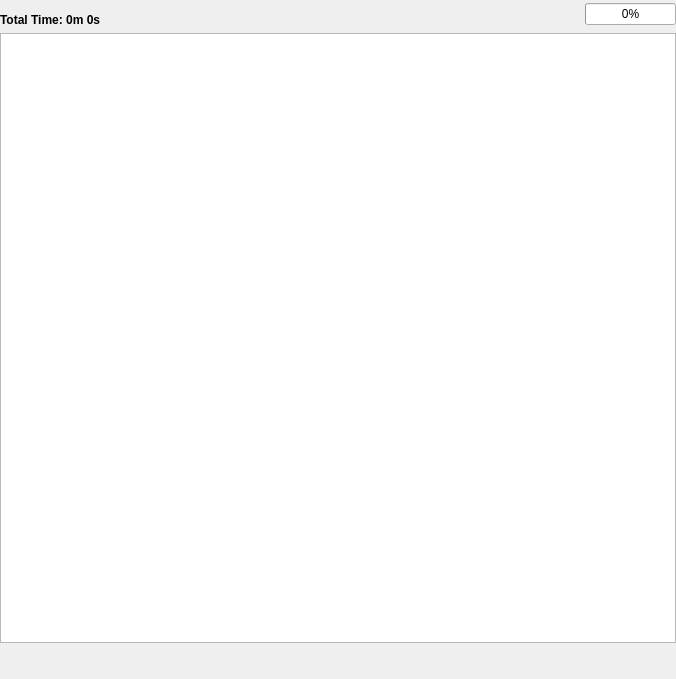
shahid334/sayonara-player, file trunk/GUI/playlist/GUI_Playlist.ui: the form before one commit.
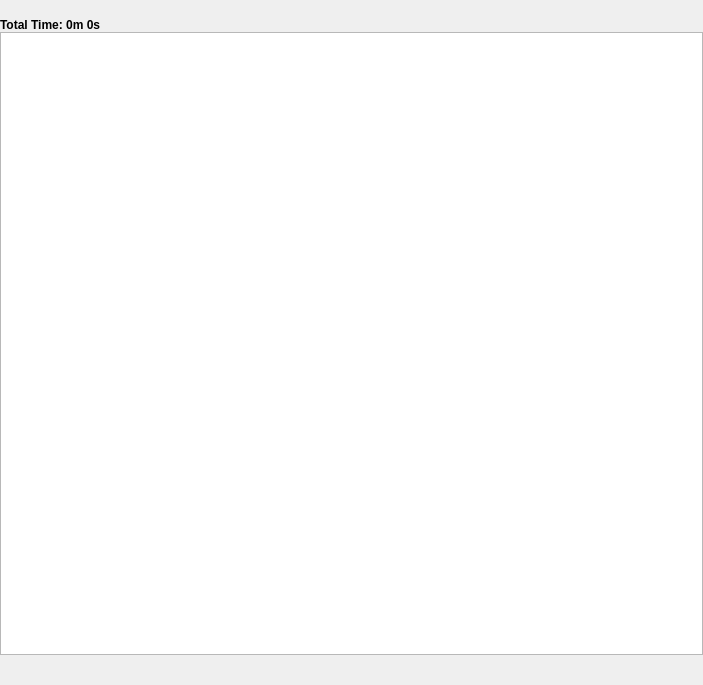
The form after the commit. Icons and pictures are not drawn.

The edit to the form file:
```diff
--- a/trunk/GUI/playlist/GUI_Playlist.ui
+++ b/trunk/GUI/playlist/GUI_Playlist.ui
@@ -9,8 +9,8 @@
    <rect>
     <x>0</x>
     <y>0</y>
-    <width>676</width>
-    <height>679</height>
+    <width>703</width>
+    <height>685</height>
    </rect>
   </property>
   <property name="sizePolicy">
@@ -53,6 +53,9 @@
    <property name="horizontalSpacing">
     <number>3</number>
    </property>
+   <property name="verticalSpacing">
+    <number>0</number>
+   </property>
    <item row="0" column="0" colspan="7">
     <widget class="QLabel" name="lab_totalTime">
      <property name="minimumSize">
@@ -144,19 +147,6 @@
      </property>
     </widget>
    </item>
-   <item row="0" column="8" colspan="3">
-    <widget class="QProgressBar" name="pl_progress_bar">
-     <property name="maximumSize">
-      <size>
-       <width>5000</width>
-       <height>16777215</height>
-      </size>
-     </property>
-     <property name="value">
-      <number>0</number>
-     </property>
-    </widget>
-   </item>
    <item row="2" column="1">
     <widget class="QPushButton" name="btn_repAll">
      <property name="minimumSize">
@@ -280,42 +270,33 @@
      </property>
     </widget>
    </item>
-   <item row="2" column="9">
-    <widget class="QPushButton" name="btn_save_playlist">
-     <property name="minimumSize">
-      <size>
-       <width>30</width>
-       <height>30</height>
-      </size>
+   <item row="2" column="4" colspan="6">
+    <spacer name="horizontalSpacer_2">
+     <property name="orientation">
+      <enum>Qt::Horizontal</enum>
      </property>
-     <property name="maximumSize">
+     <property name="sizeHint" stdset="0">
       <size>
-       <width>30</width>
-       <height>30</height>
+       <width>40</width>
+       <height>20</height>
       </size>
      </property>
-     <property name="toolTip">
-      <string>Save Playlist</string>
+    </spacer>
+   </item>
+   <item row="0" column="7" colspan="2">
+    <spacer name="horizontalSpacer">
+     <property name="orientation">
+      <enum>Qt::Horizontal</enum>
      </property>
-     <property name="text">
-      <string/>
-     </property>
-     <property name="icon">
-      <iconset>
-       <normaloff>icons/save.png</normaloff>icons/save.png</iconset>
-     </property>
-     <property name="iconSize">
+     <property name="sizeHint" stdset="0">
       <size>
-       <width>24</width>
-       <height>24</height>
+       <width>40</width>
+       <height>20</height>
       </size>
      </property>
-     <property name="flat">
-      <bool>true</bool>
-     </property>
-    </widget>
+    </spacer>
    </item>
-   <item row="2" column="10">
+   <item row="0" column="10">
     <widget class="QPushButton" name="btn_clear">
      <property name="minimumSize">
       <size>
@@ -350,31 +331,68 @@
      </property>
     </widget>
    </item>
-   <item row="2" column="4" colspan="5">
-    <spacer name="horizontalSpacer_2">
-     <property name="orientation">
-      <enum>Qt::Horizontal</enum>
+   <item row="0" column="9">
+    <widget class="QPushButton" name="btn_save_playlist">
+     <property name="minimumSize">
+      <size>
+       <width>30</width>
+       <height>30</height>
+      </size>
      </property>
-     <property name="sizeHint" stdset="0">
+     <property name="maximumSize">
       <size>
-       <width>40</width>
-       <height>20</height>
+       <width>30</width>
+       <height>30</height>
       </size>
      </property>
-    </spacer>
+     <property name="toolTip">
+      <string>Save Playlist</string>
+     </property>
+     <property name="text">
+      <string/>
+     </property>
+     <property name="icon">
+      <iconset>
+       <normaloff>icons/save.png</normaloff>icons/save.png</iconset>
+     </property>
+     <property name="iconSize">
+      <size>
+       <width>24</width>
+       <height>24</height>
+      </size>
+     </property>
+     <property name="flat">
+      <bool>true</bool>
+     </property>
+    </widget>
    </item>
-   <item row="0" column="7">
-    <spacer name="horizontalSpacer">
-     <property name="orientation">
-      <enum>Qt::Horizontal</enum>
+   <item row="2" column="10">
+    <widget class="QPushButton" name="but_EditID3">
+     <property name="minimumSize">
+      <size>
+       <width>30</width>
+       <height>30</height>
+      </size>
      </property>
-     <property name="sizeHint" stdset="0">
+     <property name="maximumSize">
       <size>
-       <width>40</width>
-       <height>20</height>
+       <width>30</width>
+       <height>30</height>
       </size>
      </property>
-    </spacer>
+     <property name="text">
+      <string/>
+     </property>
+     <property name="iconSize">
+      <size>
+       <width>22</width>
+       <height>22</height>
+      </size>
+     </property>
+     <property name="flat">
+      <bool>true</bool>
+     </property>
+    </widget>
    </item>
   </layout>
  </widget>
```
